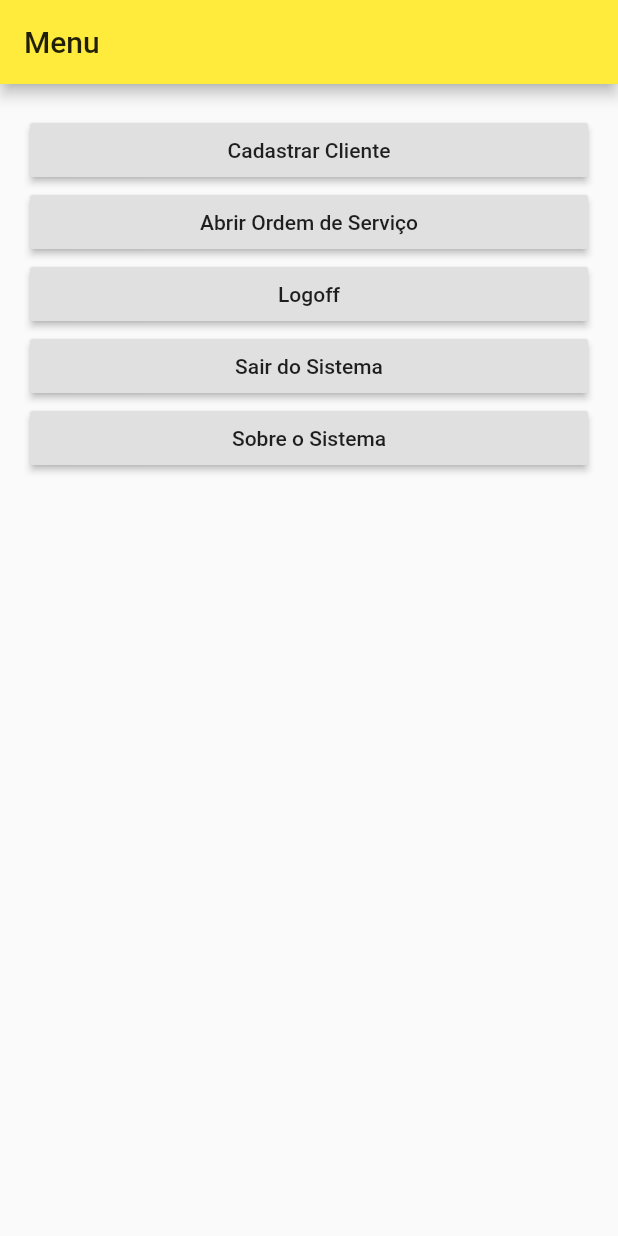
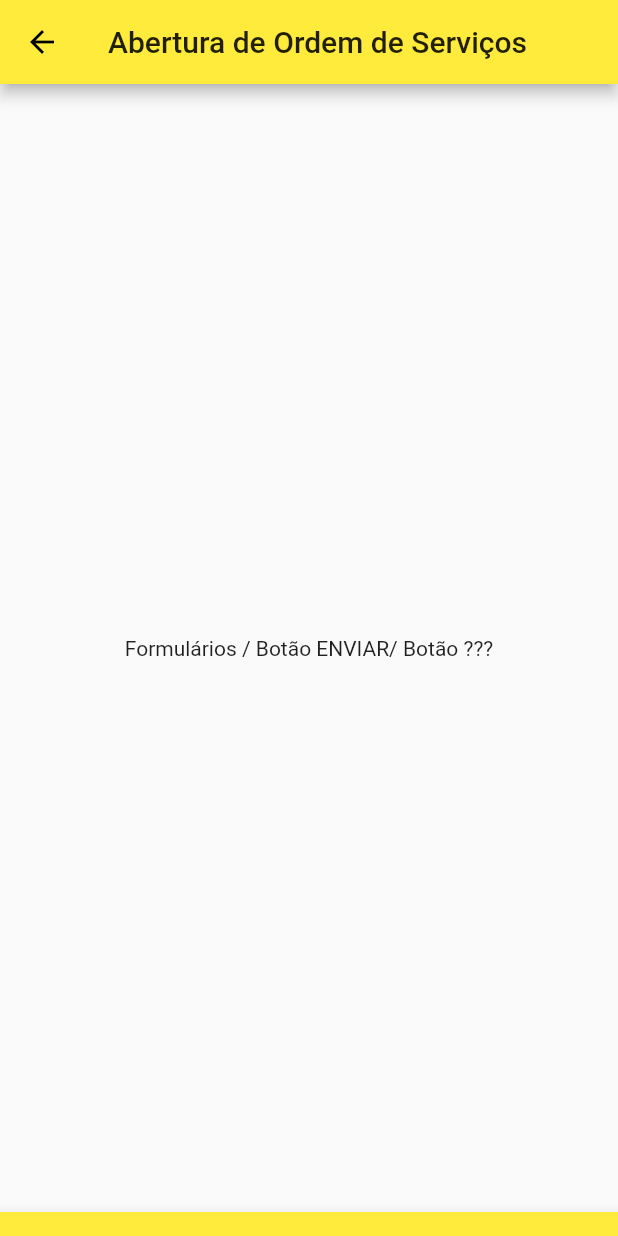
Before and after one commit to fernando-pina/Projeto-Pratico-Flutter, a Flutter app: the MenuIniciar screen opened directly, after a tap on "Abrir Ordem de Serviço", on a phone screen of 412 x 824 dp. Run offline on Flutter 3.47's test engine with Material 2 defaults, Android fonts, the phone set to English and light mode, and no system bars.

Commit message:
Inserido bottomNavitagionBar em todas as telas.

```diff
--- a/lib/menu.dart
+++ b/lib/menu.dart
@@ -2,6 +2,9 @@
 // TELA DE MENU
 //
 import 'package:flutter/material.dart';
+import 'package:sistema_especialista_flutter/cadastro_cliente.dart';
+import 'package:sistema_especialista_flutter/ordem_servico.dart';
+import 'package:sistema_especialista_flutter/sobre.dart';
 import 'package:sistema_especialista_flutter/tela_login.dart';
 
 class MenuIniciar extends StatefulWidget {
@@ -10,6 +13,8 @@ class MenuIniciar extends StatefulWidget {
 }
 
 class MenuIniciarState extends State<MenuIniciar> {
+
+  String msg = "";
 
   @override
   Widget build(BuildContext context) {
@@ -21,20 +26,32 @@ class MenuIniciarState extends State<MenuIniciar> {
         padding: EdgeInsets.all(20),
         child: ListView(
           children: <Widget>[
-            RaisedButton(onPressed: (){},
+            RaisedButton(onPressed: (){
+              Navigator.push(context, MaterialPageRoute(builder: (context) => CadastroClientes()));
+            },
             child: Text("Cadastrar Cliente")),
-            RaisedButton(onPressed: (){},
+            RaisedButton(onPressed: (){
+              Navigator.push(context, MaterialPageRoute(builder: (context) => OrdemServico()));
+            },
             child: Text("Abrir Ordem de Serviço")),
+            RaisedButton(onPressed: (){
+              Navigator.push(context, MaterialPageRoute(builder: (context) => Sobre()));
+            },
+            child: Text("Sobre o Sistema")),
             RaisedButton(onPressed: (){
               Navigator.pushReplacement(context, MaterialPageRoute(builder: (context) => TelaLogin()));
             },
             child: Text("Logoff")),
             RaisedButton(onPressed: (){},
             child: Text("Sair do Sistema")),
-            RaisedButton(onPressed: (){},
-            child: Text("Sobre o Sistema")),
           ],
         ),
+      ),
+      bottomNavigationBar: BottomAppBar(
+        child: Container(
+          child: Text(msg),
+          color: Colors.yellow,
+        )
       ),
     );
   }
--- a/lib/ordem_servico.dart
+++ b/lib/ordem_servico.dart
@@ -0,0 +1,28 @@
+//
+// TELA DE ABERTURA DE ORDEM DE SERVIÇOS
+//
+import 'package:flutter/material.dart';
+
+class OrdemServico extends StatefulWidget {
+  @override
+  _OrdemServicoState createState() => _OrdemServicoState();
+}
+
+class _OrdemServicoState extends State<OrdemServico> {
+
+  String msg = "";
+
+  @override
+  Widget build(BuildContext context) {
+    return Scaffold(
+      appBar: AppBar(title: Text("Abertura de Ordem de Serviços")),
+      body:Center(child: Text("Formulários / Botão ENVIAR/ Botão ???")),
+      bottomNavigationBar: BottomAppBar(
+        child: Container(
+          child: Text(msg),
+          color: Colors.yellow,
+        )
+      ),
+    );
+  }
+}
```
Also changed, not shown: lib/cadastro_cliente.dart (+28 -0 lines), lib/sobre.dart (+19 -0 lines), lib/tela_login.dart (+15 -3 lines).
